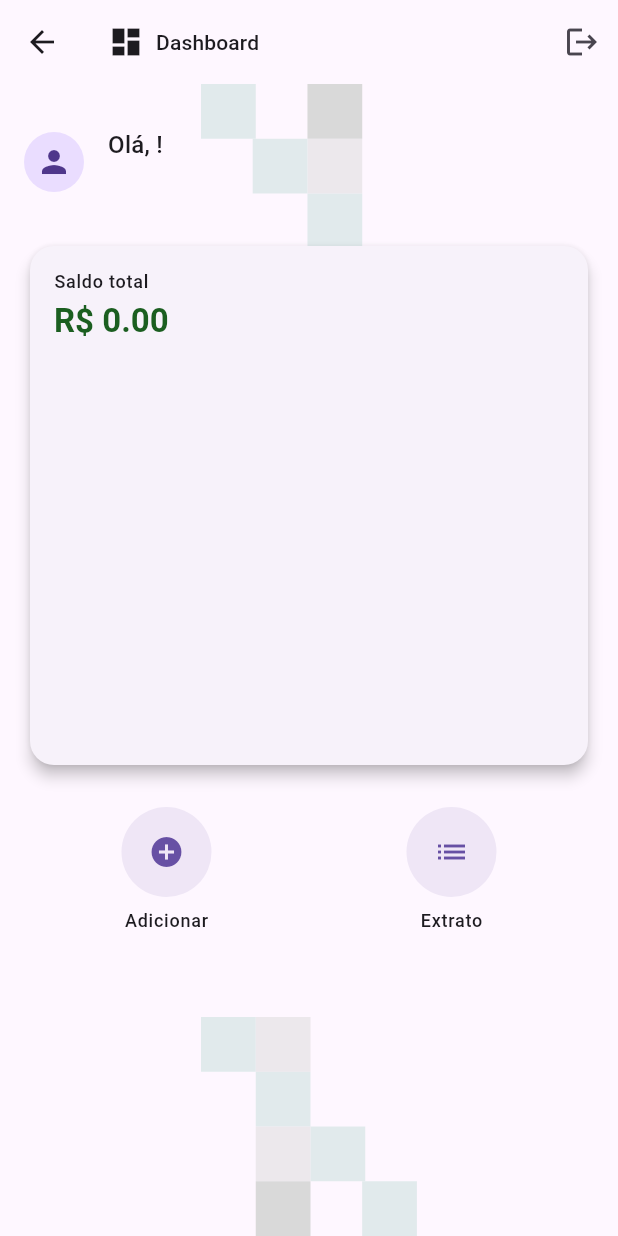
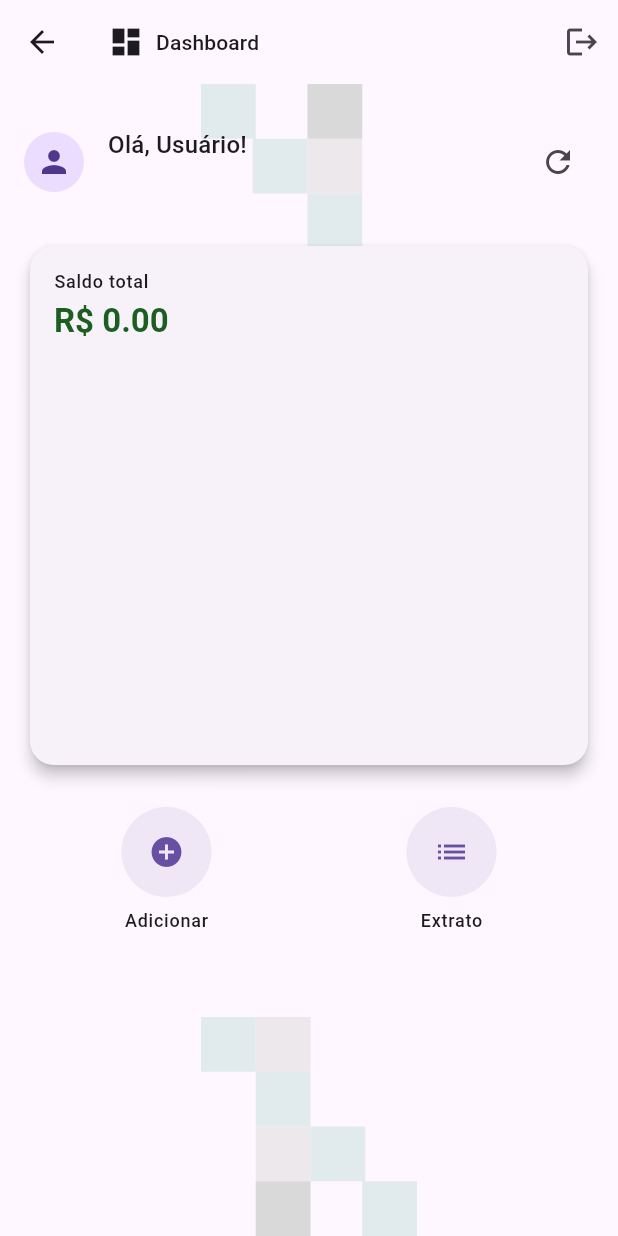
Before and after one commit to hallisonbrancalhao/fiap-tech-challenge-3, a Flutter app: the HomePage screen opened by its route, on a phone screen of 412 x 824 dp. Run offline on Flutter 3.47's test engine with Material 3 defaults, Android fonts, the phone set to English and light mode, and no system bars; drawn by our look-alikes of fl_chart; our stand-ins replace cloud_firestore, dartz, firebase_auth, firebase_core, firebase_storage, flutter_bloc and 5 more; accounts and stored records are empty.

Commit message:
refact: refact useDisplay feature with riverpod state management and providers and better layer separation

```diff
--- a/lib/presentation/home/pages/home.dart
+++ b/lib/presentation/home/pages/home.dart
@@ -6,9 +6,9 @@ import 'package:tech_challenge_3/common/bloc/button/button_state.dart';
 import 'package:tech_challenge_3/core/routes/app_routes.dart';
 import 'package:tech_challenge_3/domain/usecases/auth/logout.dart';
 import 'package:tech_challenge_3/presentation/auth/pages/signup.dart';
-import 'package:tech_challenge_3/presentation/home/bloc/user_display_cubit.dart';
-import 'package:tech_challenge_3/presentation/home/bloc/user_display_state.dart';
+
 import 'package:tech_challenge_3/presentation/home/pages/transaction_chart.dart';
+import 'package:tech_challenge_3/presentation/home/widgets/user_card.dart';
 import 'package:tech_challenge_3/presentation/transactions/bloc/transactions_display_cubit.dart';
 import 'package:tech_challenge_3/presentation/transactions/pages/add_transaction.dart';
 import 'package:tech_challenge_3/presentation/transactions/pages/statement_page.dart';
@@ -21,7 +21,6 @@ class HomePage extends StatelessWidget {
   Widget build(BuildContext context) {
     return MultiBlocProvider(
       providers: [
-        BlocProvider(create: (context) => UserDisplayCubit()..displayUser()),
         BlocProvider(
           create: (context) => TransactionsDisplayCubit()..fetchTransactions(),
         ),
@@ -106,27 +105,7 @@ class HomePage extends StatelessWidget {
                     child: Column(
                       crossAxisAlignment: CrossAxisAlignment.start,
                       children: [
-                        BlocBuilder<UserDisplayCubit, UserDisplayState>(
-                          builder: (context, state) {
-                            if (state is UserLoaded) {
-                              return ListTile(
-                                contentPadding: EdgeInsets.zero,
-                                leading: const CircleAvatar(
-                                  child: Icon(Icons.person),
-                                ),
-                                title: Text(
-                                  'Olá, ${state.userEntity.username}!',
-                                  style:
-                                      Theme.of(context).textTheme.titleMedium,
-                                ),
-                                subtitle: Text(state.userEntity.email),
-                              );
-                            }
-                            return const Center(
-                              child: CircularProgressIndicator(),
-                            );
-                          },
-                        ),
+                        const UserCard(),
                         const SizedBox(height: 16),
                         BlocConsumer(
                           listener:
--- /dev/null
+++ b/lib/presentation/home/providers/user_provider.dart
@@ -0,0 +1,38 @@
+import 'package:flutter_riverpod/flutter_riverpod.dart';
+import 'package:tech_challenge_3/domain/entities/user.dart';
+import 'package:tech_challenge_3/domain/usecases/auth/get_user.dart';
+import 'package:tech_challenge_3/presentation/home/controllers/user_controller.dart';
+
+final getUserUseCaseProvider = Provider<GetUserUseCase>((ref) {
+  return GetUserUseCase();
+});
+
+final userControllerProvider =
+    StateNotifierProvider<UserController, AsyncValue<UserEntity>>((ref) {
+      final useCase = ref.watch(getUserUseCaseProvider);
+      return UserController(useCase);
+    });
+
+final userFormattedNameProvider = Provider<String>((ref) {
+  final userAsync = ref.watch(userControllerProvider);
+
+  return userAsync.when(
+    data:
+        (user) =>
+            ref.read(userControllerProvider.notifier).getFormattedName(user),
+    loading: () => 'Carregando...',
+    error: (error, stack) => 'Erro',
+  );
+});
+
+final userMaskedEmailProvider = Provider<String>((ref) {
+  final userAsync = ref.watch(userControllerProvider);
+
+  return userAsync.when(
+    data:
+        (user) =>
+            ref.read(userControllerProvider.notifier).getMaskedEmail(user),
+    loading: () => 'carregando@email.com',
+    error: (error, stack) => 'erro@email.com',
+  );
+});
--- /dev/null
+++ b/lib/presentation/home/widgets/user_card.dart
@@ -0,0 +1,51 @@
+import 'package:flutter/material.dart';
+import 'package:flutter_riverpod/flutter_riverpod.dart';
+import 'package:tech_challenge_3/presentation/home/providers/user_provider.dart';
+
+class UserCard extends ConsumerWidget {
+  const UserCard({super.key});
+
+  @override
+  Widget build(BuildContext context, WidgetRef ref) {
+    final userAsync = ref.watch(userControllerProvider);
+    final formattedName = ref.watch(userFormattedNameProvider);
+    final maskedEmail = ref.watch(userMaskedEmailProvider);
+
+    return userAsync.when(
+      data:
+          (user) => ListTile(
+            contentPadding: EdgeInsets.zero,
+            leading: const CircleAvatar(child: Icon(Icons.person)),
+            title: Text(
+              'Olá, $formattedName!',
+              style: Theme.of(context).textTheme.titleMedium,
+            ),
+            subtitle: Text(maskedEmail),
+            trailing: IconButton(
+              icon: const Icon(Icons.refresh),
+              onPressed:
+                  () => ref.read(userControllerProvider.notifier).refreshUser(),
+            ),
+          ),
+      loading: () => const Center(child: CircularProgressIndicator()),
+      error:
+          (error, stack) => ListTile(
+            contentPadding: EdgeInsets.zero,
+            leading: const CircleAvatar(
+              backgroundColor: Colors.red,
+              child: Icon(Icons.error, color: Colors.white),
+            ),
+            title: const Text(
+              'Erro ao carregar usuário',
+              style: TextStyle(color: Colors.red),
+            ),
+            subtitle: Text(error.toString()),
+            trailing: IconButton(
+              icon: const Icon(Icons.refresh),
+              onPressed:
+                  () => ref.read(userControllerProvider.notifier).refreshUser(),
+            ),
+          ),
+    );
+  }
+}
--- a/pubspec.yaml
+++ b/pubspec.yaml
@@ -29,6 +29,7 @@ dependencies:
   firebase_storage:
   image_picker:
   fl_chart:
+  flutter_riverpod: ^2.6.1
 
 dev_dependencies:
   flutter_test:
```
Also changed, not shown: lib/main.dart (+7 -4 lines), lib/presentation/home/controllers/user_controller.dart (added, +46 -0 lines), pubspec.lock.
